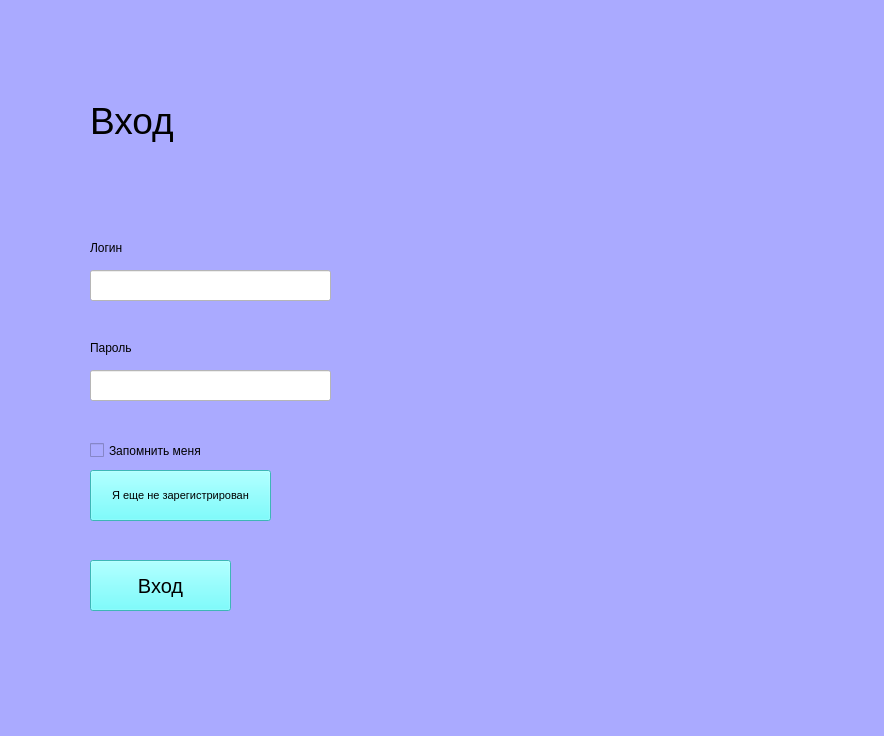
Qt form client/templates/login.ui (Alex-Filat0v/course_work_3rd_year) before a commit.
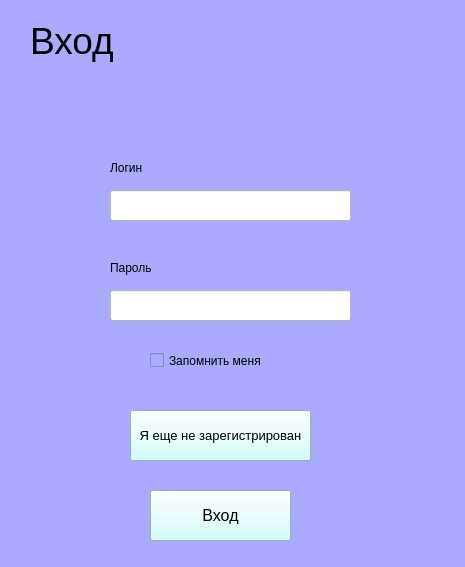
The same form after that commit.

```diff
--- a/client/templates/login.ui
+++ b/client/templates/login.ui
@@ -6,10 +6,22 @@
    <rect>
     <x>0</x>
     <y>0</y>
-    <width>884</width>
-    <height>736</height>
+    <width>465</width>
+    <height>567</height>
    </rect>
   </property>
+  <property name="minimumSize">
+   <size>
+    <width>465</width>
+    <height>567</height>
+   </size>
+  </property>
+  <property name="maximumSize">
+   <size>
+    <width>465</width>
+    <height>567</height>
+   </size>
+  </property>
   <property name="font">
    <font>
     <pointsize>8</pointsize>
@@ -25,8 +37,8 @@
    <widget class="QLabel" name="label">
     <property name="geometry">
      <rect>
-      <x>90</x>
-      <y>80</y>
+      <x>30</x>
+      <y>0</y>
       <width>161</width>
       <height>81</height>
      </rect>
@@ -43,8 +55,8 @@
    <widget class="QLabel" name="label_error">
     <property name="geometry">
      <rect>
-      <x>90</x>
-      <y>150</y>
+      <x>30</x>
+      <y>70</y>
       <width>401</width>
       <height>81</height>
      </rect>
@@ -62,8 +74,8 @@
    <widget class="QLabel" name="label_3">
     <property name="geometry">
      <rect>
-      <x>90</x>
-      <y>240</y>
+      <x>110</x>
+      <y>160</y>
       <width>55</width>
       <height>16</height>
      </rect>
@@ -73,6 +85,9 @@
       <pointsize>9</pointsize>
      </font>
     </property>
+    <property name="styleSheet">
+     <string notr="true"/>
+    </property>
     <property name="text">
      <string>Логин</string>
     </property>
@@ -80,8 +95,8 @@
    <widget class="QLineEdit" name="lineEdit_login">
     <property name="geometry">
      <rect>
-      <x>90</x>
-      <y>270</y>
+      <x>110</x>
+      <y>190</y>
       <width>241</width>
       <height>31</height>
      </rect>
@@ -93,8 +108,8 @@
    <widget class="QLineEdit" name="lineEdit_password">
     <property name="geometry">
      <rect>
-      <x>90</x>
-      <y>370</y>
+      <x>110</x>
+      <y>290</y>
       <width>241</width>
       <height>31</height>
      </rect>
@@ -112,8 +127,8 @@
    <widget class="QLabel" name="label_4">
     <property name="geometry">
      <rect>
-      <x>90</x>
-      <y>340</y>
+      <x>110</x>
+      <y>260</y>
       <width>55</width>
       <height>16</height>
      </rect>
@@ -130,8 +145,8 @@
    <widget class="QCheckBox" name="checkBox">
     <property name="geometry">
      <rect>
-      <x>90</x>
-      <y>430</y>
+      <x>150</x>
+      <y>340</y>
       <width>141</width>
       <height>41</height>
      </rect>
@@ -148,19 +163,19 @@
    <widget class="QToolButton" name="toolButton_registration">
     <property name="geometry">
      <rect>
-      <x>90</x>
-      <y>470</y>
+      <x>130</x>
+      <y>410</y>
       <width>181</width>
       <height>51</height>
      </rect>
     </property>
     <property name="font">
      <font>
-      <pointsize>8</pointsize>
+      <pointsize>10</pointsize>
      </font>
     </property>
     <property name="styleSheet">
-     <string notr="true">background-color: rgb(85, 255, 255);
+     <string notr="true">background-color: rgb(197, 255, 254);
 </string>
     </property>
     <property name="text">
@@ -170,36 +185,26 @@
    <widget class="QToolButton" name="toolButton_login">
     <property name="geometry">
      <rect>
-      <x>90</x>
-      <y>560</y>
+      <x>150</x>
+      <y>490</y>
       <width>141</width>
       <height>51</height>
      </rect>
     </property>
     <property name="font">
      <font>
-      <pointsize>15</pointsize>
+      <pointsize>12</pointsize>
      </font>
     </property>
     <property name="styleSheet">
-     <string notr="true">background-color: rgb(85, 255, 255);</string>
+     <string notr="true">background-color: rgb(197, 255, 254);
+</string>
     </property>
     <property name="text">
      <string>Вход</string>
     </property>
    </widget>
   </widget>
-  <widget class="QMenuBar" name="menubar">
-   <property name="geometry">
-    <rect>
-     <x>0</x>
-     <y>0</y>
-     <width>884</width>
-     <height>21</height>
-    </rect>
-   </property>
-  </widget>
-  <widget class="QStatusBar" name="statusbar"/>
  </widget>
  <resources/>
  <connections/>
```
